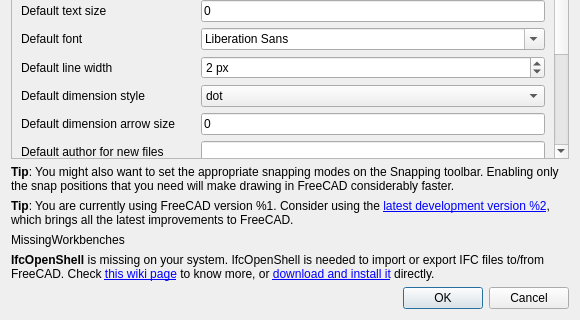
This is src/Mod/BIM/Resources/ui/dialogSetup.ui in southseact-3d/fcd as Qt 5 draws it before an edit; both pictures show x 0 to 580 and y 371 to 691 of the 580 by 691 pixel window. The edited form follows.
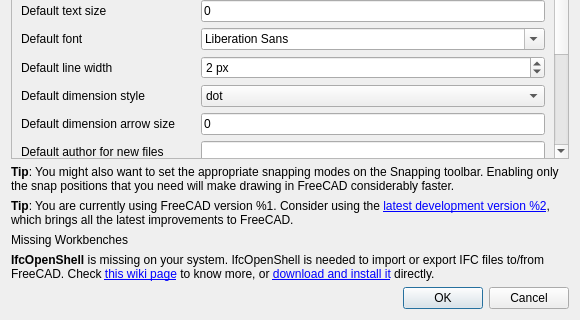
This is the edited form. Custom widgets are drawn as their Qt base class.

```diff
--- a/src/Mod/BIM/Resources/ui/dialogSetup.ui
+++ b/src/Mod/BIM/Resources/ui/dialogSetup.ui
@@ -623,7 +623,7 @@
    <item>
     <widget class="QLabel" name="labelMissingWorkbenches">
      <property name="text">
-      <string>MissingWorkbenches</string>
+      <string>Missing Workbenches</string>
      </property>
      <property name="wordWrap">
       <bool>true</bool>
```
Left out of the diff: 8 changed lines with no effect on the pictures.
